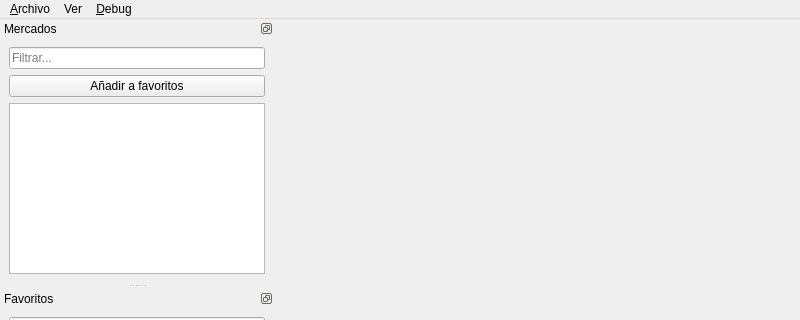
Old version of the form mainwindow.ui in the repository katmai1/qtradingview2; both pictures show x 0 to 800 and y 0 to 320 of the 800 by 600 pixel window.
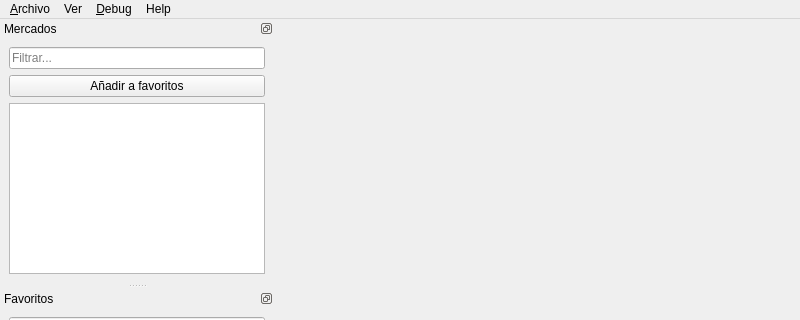
New version of the form. Icons and pictures are not drawn. Custom widgets are drawn as their Qt base class.

Commit message: add help menu

Patch:
```diff
--- a/mainwindow.ui
+++ b/mainwindow.ui
@@ -76,9 +76,16 @@
     <addaction name="separator"/>
     <addaction name="actionjavascript"/>
    </widget>
+   <widget class="QMenu" name="menuHelp">
+    <property name="title">
+     <string>Help</string>
+    </property>
+    <addaction name="actionAbout"/>
+   </widget>
    <addaction name="menu_Archivo"/>
    <addaction name="menuVer"/>
    <addaction name="menuFavoritos"/>
+   <addaction name="menuHelp"/>
   </widget>
   <widget class="QStatusBar" name="statusbar"/>
   <widget class="QDockWidget" name="dock_markets">
```
Left out of the diff: 5 changed lines with no effect on the pictures.
